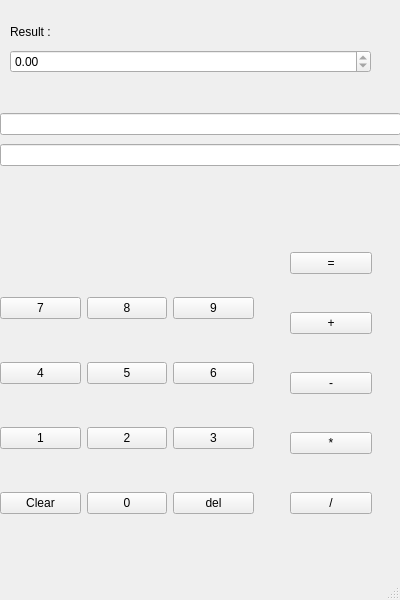
Above: Simple/FirstWindow.ui from navidnasyry/simple-calculator before the change. Below: the same form after it.
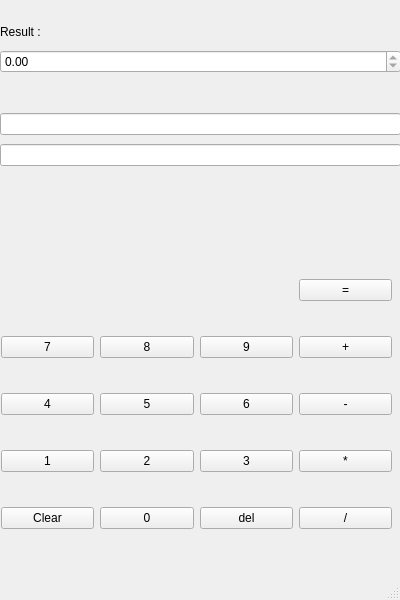
That is the form after the change.

Patch:
```diff
--- a/Simple/FirstWindow.ui
+++ b/Simple/FirstWindow.ui
@@ -17,17 +17,88 @@
    <bool>false</bool>
   </property>
   <widget class="QWidget" name="centralwidget">
+   <widget class="QWidget" name="layoutWidget">
+    <property name="geometry">
+     <rect>
+      <x>0</x>
+      <y>20</y>
+      <width>401</width>
+      <height>53</height>
+     </rect>
+    </property>
+    <layout class="QVBoxLayout" name="verticalLayout_2">
+     <item>
+      <widget class="QLabel" name="lbl_result">
+       <property name="text">
+        <string>Result : </string>
+       </property>
+      </widget>
+     </item>
+     <item>
+      <widget class="QDoubleSpinBox" name="dsb_result">
+       <property name="enabled">
+        <bool>true</bool>
+       </property>
+       <property name="readOnly">
+        <bool>true</bool>
+       </property>
+       <property name="minimum">
+        <double>-10000000000000000905969664.000000000000000</double>
+       </property>
+       <property name="maximum">
+        <double>1000000000000000013287555072.000000000000000</double>
+       </property>
+      </widget>
+     </item>
+    </layout>
+   </widget>
+   <widget class="QWidget" name="layoutWidget">
+    <property name="geometry">
+     <rect>
+      <x>0</x>
+      <y>110</y>
+      <width>401</width>
+      <height>60</height>
+     </rect>
+    </property>
+    <layout class="QVBoxLayout" name="verticalLayout_3">
+     <item>
+      <widget class="QLineEdit" name="led_show_all">
+       <property name="readOnly">
+        <bool>true</bool>
+       </property>
+      </widget>
+     </item>
+     <item>
+      <widget class="QLineEdit" name="led_show">
+       <property name="readOnly">
+        <bool>true</bool>
+       </property>
+      </widget>
+     </item>
+    </layout>
+   </widget>
    <widget class="QWidget" name="">
     <property name="geometry">
      <rect>
-      <x>0</x>
-      <y>260</y>
-      <width>254</width>
-      <height>291</height>
+      <x>1</x>
+      <y>250</y>
+      <width>391</width>
+      <height>311</height>
      </rect>
     </property>
     <layout class="QGridLayout" name="gridLayout">
-     <item row="0" column="0">
+     <item row="0" column="3">
+      <widget class="QPushButton" name="btn_equal">
+       <property name="text">
+        <string>=</string>
+       </property>
+       <property name="shortcut">
+        <string>Return</string>
+       </property>
+      </widget>
+     </item>
+     <item row="1" column="0">
       <widget class="QPushButton" name="btn_7">
        <property name="text">
         <string>7</string>
@@ -37,7 +108,7 @@
        </property>
       </widget>
      </item>
-     <item row="0" column="1">
+     <item row="1" column="1">
       <widget class="QPushButton" name="btn_8">
        <property name="text">
         <string>8</string>
@@ -47,7 +118,7 @@
        </property>
       </widget>
      </item>
-     <item row="0" column="2">
+     <item row="1" column="2">
       <widget class="QPushButton" name="btn_9">
        <property name="text">
         <string>9</string>
@@ -57,7 +128,17 @@
        </property>
       </widget>
      </item>
-     <item row="1" column="0">
+     <item row="1" column="3">
+      <widget class="QPushButton" name="btn_plus">
+       <property name="text">
+        <string>+</string>
+       </property>
+       <property name="shortcut">
+        <string>+</string>
+       </property>
+      </widget>
+     </item>
+     <item row="2" column="0">
       <widget class="QPushButton" name="btn_4">
        <property name="text">
         <string>4</string>
@@ -67,7 +148,7 @@
        </property>
       </widget>
      </item>
-     <item row="1" column="1">
+     <item row="2" column="1">
       <widget class="QPushButton" name="btn_5">
        <property name="text">
         <string>5</string>
@@ -77,7 +158,7 @@
        </property>
       </widget>
      </item>
-     <item row="1" column="2">
+     <item row="2" column="2">
       <widget class="QPushButton" name="btn_6">
        <property name="text">
         <string>6</string>
@@ -87,7 +168,17 @@
        </property>
       </widget>
      </item>
-     <item row="2" column="0">
+     <item row="2" column="3">
+      <widget class="QPushButton" name="btn_mines">
+       <property name="text">
+        <string>-</string>
+       </property>
+       <property name="shortcut">
+        <string>-</string>
+       </property>
+      </widget>
+     </item>
+     <item row="3" column="0">
       <widget class="QPushButton" name="btn_1">
        <property name="text">
         <string>1</string>
@@ -97,7 +188,7 @@
        </property>
       </widget>
      </item>
-     <item row="2" column="1">
+     <item row="3" column="1">
       <widget class="QPushButton" name="btn_2">
        <property name="text">
         <string>2</string>
@@ -107,7 +198,7 @@
        </property>
       </widget>
      </item>
-     <item row="2" column="2">
+     <item row="3" column="2">
       <widget class="QPushButton" name="btn_3">
        <property name="text">
         <string>3</string>
@@ -117,14 +208,24 @@
        </property>
       </widget>
      </item>
-     <item row="3" column="0">
+     <item row="3" column="3">
+      <widget class="QPushButton" name="btn_mul">
+       <property name="text">
+        <string>*</string>
+       </property>
+       <property name="shortcut">
+        <string>*</string>
+       </property>
+      </widget>
+     </item>
+     <item row="4" column="0">
       <widget class="QPushButton" name="btn_clear">
        <property name="text">
         <string>Clear</string>
        </property>
       </widget>
      </item>
-     <item row="3" column="1">
+     <item row="4" column="1">
       <widget class="QPushButton" name="btn_0">
        <property name="text">
         <string>0</string>
@@ -134,7 +235,7 @@
        </property>
       </widget>
      </item>
-     <item row="3" column="2">
+     <item row="4" column="2">
       <widget class="QPushButton" name="btn_del">
        <property name="text">
         <string>del</string>
@@ -144,59 +245,7 @@
        </property>
       </widget>
      </item>
-    </layout>
-   </widget>
-   <widget class="QWidget" name="">
-    <property name="geometry">
-     <rect>
-      <x>290</x>
-      <y>220</y>
-      <width>82</width>
-      <height>331</height>
-     </rect>
-    </property>
-    <layout class="QVBoxLayout" name="verticalLayout">
-     <item>
-      <widget class="QPushButton" name="btn_equal">
-       <property name="text">
-        <string>=</string>
-       </property>
-       <property name="shortcut">
-        <string>Return, =</string>
-       </property>
-      </widget>
-     </item>
-     <item>
-      <widget class="QPushButton" name="btn_plus">
-       <property name="text">
-        <string>+</string>
-       </property>
-       <property name="shortcut">
-        <string>+</string>
-       </property>
-      </widget>
-     </item>
-     <item>
-      <widget class="QPushButton" name="btn_mines">
-       <property name="text">
-        <string>-</string>
-       </property>
-       <property name="shortcut">
-        <string>-</string>
-       </property>
-      </widget>
-     </item>
-     <item>
-      <widget class="QPushButton" name="btn_mul">
-       <property name="text">
-        <string>*</string>
-       </property>
-       <property name="shortcut">
-        <string>*</string>
-       </property>
-      </widget>
-     </item>
-     <item>
+     <item row="4" column="3">
       <widget class="QPushButton" name="btn_drive">
        <property name="text">
         <string>/</string>
@@ -208,67 +257,6 @@
      </item>
     </layout>
    </widget>
-   <widget class="QWidget" name="">
-    <property name="geometry">
-     <rect>
-      <x>10</x>
-      <y>20</y>
-      <width>361</width>
-      <height>53</height>
-     </rect>
-    </property>
-    <layout class="QVBoxLayout" name="verticalLayout_2">
-     <item>
-      <widget class="QLabel" name="lbl_result">
-       <property name="text">
-        <string>Result : </string>
-       </property>
-      </widget>
-     </item>
-     <item>
-      <widget class="QDoubleSpinBox" name="dsb_result">
-       <property name="enabled">
-        <bool>true</bool>
-       </property>
-       <property name="readOnly">
-        <bool>true</bool>
-       </property>
-       <property name="minimum">
-        <double>-10000000000000000905969664.000000000000000</double>
-       </property>
-       <property name="maximum">
-        <double>1000000000000000013287555072.000000000000000</double>
-       </property>
-      </widget>
-     </item>
-    </layout>
-   </widget>
-   <widget class="QWidget" name="">
-    <property name="geometry">
-     <rect>
-      <x>0</x>
-      <y>110</y>
-      <width>401</width>
-      <height>60</height>
-     </rect>
-    </property>
-    <layout class="QVBoxLayout" name="verticalLayout_3">
-     <item>
-      <widget class="QLineEdit" name="led_show_all">
-       <property name="readOnly">
-        <bool>true</bool>
-       </property>
-      </widget>
-     </item>
-     <item>
-      <widget class="QLineEdit" name="led_show">
-       <property name="readOnly">
-        <bool>true</bool>
-       </property>
-      </widget>
-     </item>
-    </layout>
-   </widget>
   </widget>
   <widget class="QMenuBar" name="menubar">
    <property name="geometry">
```
